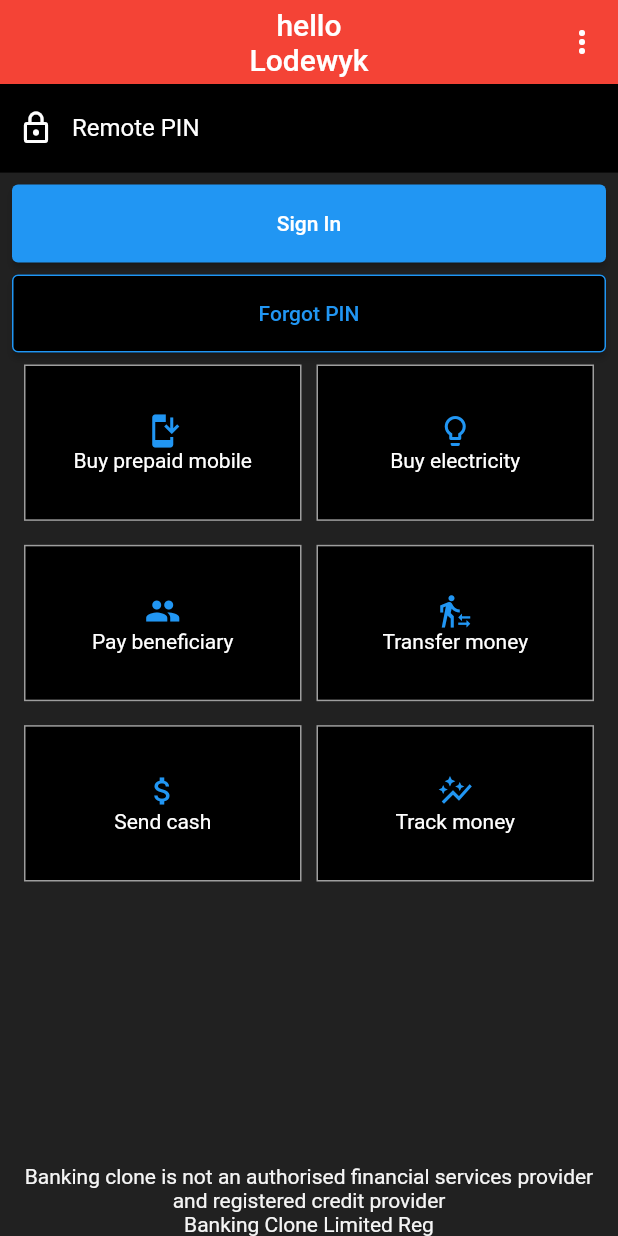
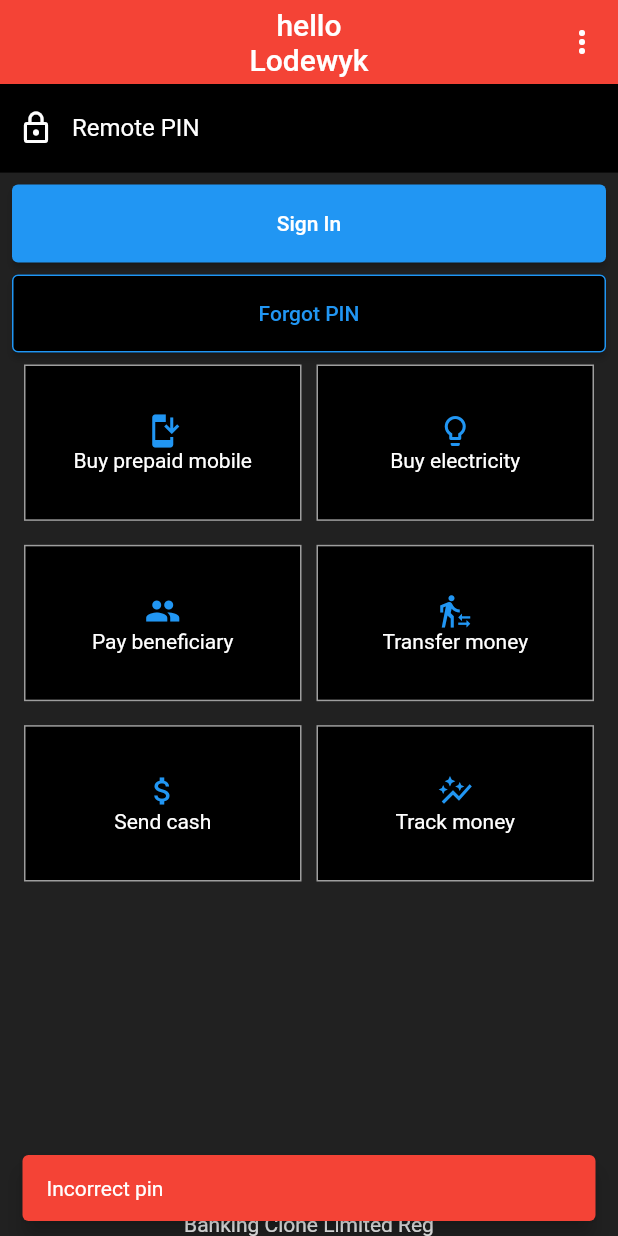
Before and after one commit to LodewykRoux/banking_clone, a Flutter app: the screen it shows after launch, after a tap on "Sign In", on a phone screen of 412 x 824 dp. Run offline on Flutter 3.47's test engine with Material 2 defaults, Android fonts, the light colour scheme and no system bars; our stand-ins replace cloud_firestore, firebase_auth, firebase_core, redux, redux_thunk; accounts and stored records are empty.

Commit message:
WIP: building home screen

```diff
--- a/lib/screens/auth/login.dart
+++ b/lib/screens/auth/login.dart
@@ -1,19 +1,31 @@
 import 'package:banking_clone/screens/auth/welcome.dart';
+import 'package:banking_clone/screens/home/home_screen.dart';
 import 'package:banking_clone/service/navigation_service.dart';
 import 'package:banking_clone/service/scaffold_messenger_service.dart';
 import 'package:banking_clone/widget/tile/event_tile.dart';
 import 'package:flutter/material.dart';
 
-class Login extends StatelessWidget {
+class Login extends StatefulWidget {
   const Login({super.key});
+
+  @override
+  State<Login> createState() => _LoginState();
+}
+
+class _LoginState extends State<Login> {
+  String _pin = '';
 
   Widget _loginText() {
     return ColoredBox(
       color: Colors.black,
       child: TextFormField(
+        initialValue: _pin,
+        onChanged: (value) {
+          _pin = value;
+        },
         onFieldSubmitted: (value) {
           if (value == '1234') {
-            NavigationService.instance.push(const Welcome());
+            NavigationService.instance.push(const HomeScreen());
           } else {
             ScaffoldMessengerService.instance.displayError('Incorrect pin');
           }
@@ -38,7 +50,13 @@ class Login extends StatelessWidget {
 
   Widget _loginButton() {
     return ElevatedButton(
-      onPressed: () {},
+      onPressed: () {
+        if (_pin == '1234') {
+          NavigationService.instance.push(const HomeScreen());
+        } else {
+          ScaffoldMessengerService.instance.displayError('Incorrect pin');
+        }
+      },
       style: ElevatedButton.styleFrom(backgroundColor: Colors.blue),
       child: const Padding(
         padding: EdgeInsets.symmetric(vertical: 18),
@@ -120,7 +138,6 @@ class Login extends StatelessWidget {
           ],
         ),
       ),
-      backgroundColor: Colors.grey[900],
       body: Column(
         children: [
           _loginText(),
--- a/lib/theme/theme.dart
+++ b/lib/theme/theme.dart
@@ -17,8 +17,7 @@ class BankingCloneTheme {
         color: Colors.white,
       ),
     ),
-    scaffoldBackgroundColor: Colors.white,
-
+    scaffoldBackgroundColor: Colors.grey[900],
   );
 
   final ThemeData _darkTheme = ThemeData(
```
Also changed, not shown: lib/screens/home/home_screen.dart (added, +58 -0 lines), lib/widget/button/icon_button_footer.dart (added, +37 -0 lines).
